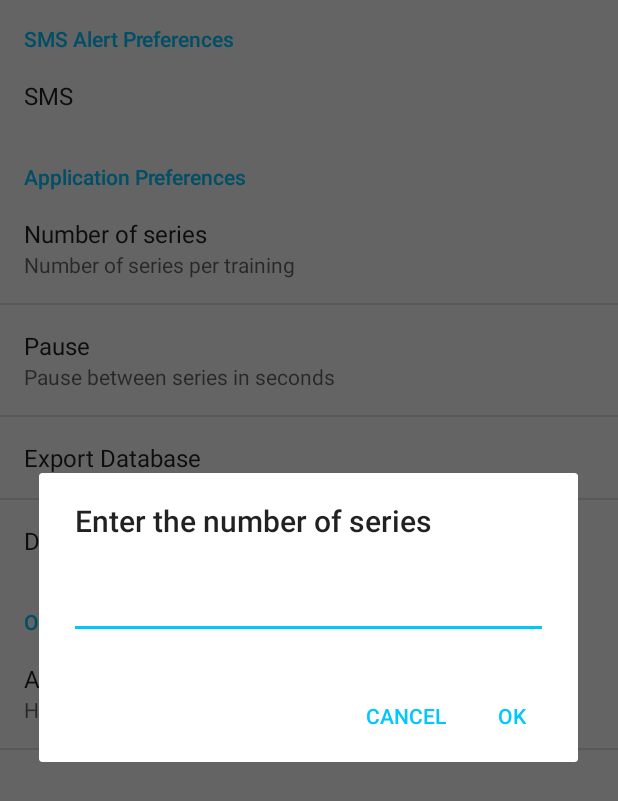
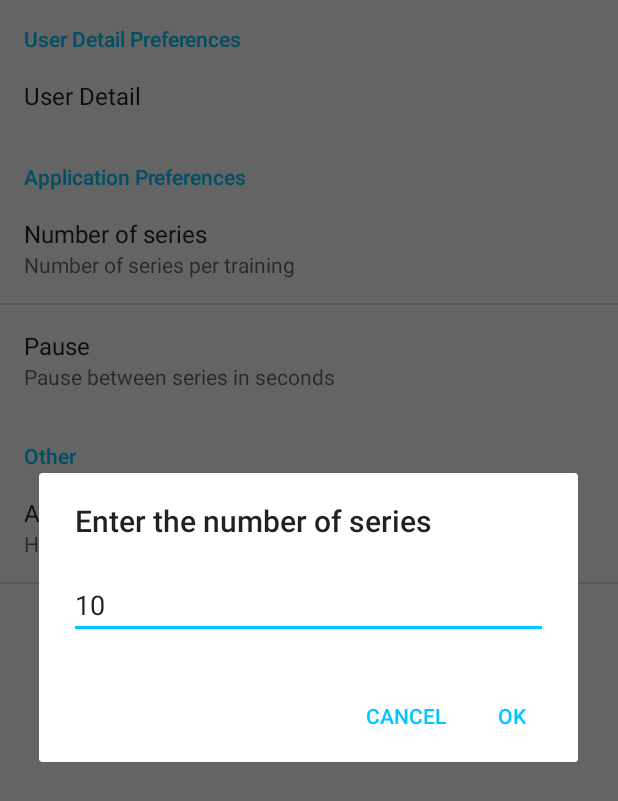
Before and after one commit to troger19/Kliky, an Android app: the MyPreferencesActivity screen opened directly, with no data from a screen before it, after a tap on "Number of series", on a phone screen of 412 x 824 dp. Shown: the top 801 px of the screen. Run offline under Robolectric (Android 15) with nearby library versions, the phone set to English and light mode, and no system bars.

Commit message:
control for editing values

```diff
--- a/app/src/main/java/com/itible/exercise/EmployeeVH.java
+++ b/app/src/main/java/com/itible/exercise/ExerciseVH.java
@@ -7,12 +7,12 @@ import android.widget.TextView;
 import androidx.annotation.NonNull;
 import androidx.recyclerview.widget.RecyclerView;
 
-public class EmployeeVH extends RecyclerView.ViewHolder {
+public class ExerciseVH extends RecyclerView.ViewHolder {
     public TextView txt_max, txt_sum, txt_date, txt_reps;
     public ImageView icon_progress;
 
 
-    public EmployeeVH(@NonNull View itemView) {
+    public ExerciseVH(@NonNull View itemView) {
         super(itemView);
         txt_max = itemView.findViewById(R.id.txt_max);
         txt_sum = itemView.findViewById(R.id.txt_sum);
--- a/app/src/main/java/com/itible/exercise/MyPreferencesActivity.java
+++ b/app/src/main/java/com/itible/exercise/MyPreferencesActivity.java
@@ -17,8 +17,6 @@ public class MyPreferencesActivity extends PreferenceActivity {
     protected void onCreate(Bundle savedInstanceState) {
         super.onCreate(savedInstanceState);
         getFragmentManager().beginTransaction().replace(android.R.id.content, new MyPreferenceFragment()).commit();
-
-        final String action = getIntent().getAction();
     }
 
     public static class MyPreferenceFragment extends PreferenceFragment {
--- a/app/src/main/res/xml/preference.xml
+++ b/app/src/main/res/xml/preference.xml
@@ -1,62 +1,37 @@
 <?xml version="1.0" encoding="utf-8"?>
 <PreferenceScreen xmlns:android="http://schemas.android.com/apk/res/android">
 
-    <PreferenceCategory android:title="SMS Alert Preferences">
-        <PreferenceScreen android:title="SMS">
-
-            <CheckBoxPreference
-                android:key="alarm_preference"
-                android:onClick="deactivate"
-                android:summary="Turn On/OFF sending SMS"
-                android:title="Send SMS" />
+    <PreferenceCategory android:title="User Detail Preferences">
+        <PreferenceScreen android:title="User Detail">
 
             <EditTextPreference
-                android:dialogTitle="Enter the Mobile number"
-                android:inputType="phone"
-                android:key="mobile_number_preference"
-                android:summary="Mobile number to which SMS alert will be send"
-                android:title="Mobile Number" />
-
-            <EditTextPreference
-                android:dialogTitle="Enter the SMS message"
-                android:key="sms_message_preference"
-                android:summary="Text of the SMS alert message"
-                android:title="SMS text" />
+                android:dialogTitle="Enter Username"
+                android:key="username_preference"
+                android:summary="Username which will be used to store the training."
+                android:title="Username" />
 
         </PreferenceScreen>
     </PreferenceCategory>
 
     <PreferenceCategory android:title="Application Preferences">
         <EditTextPreference
+            android:id="@+id/pref_number_of_series"
             android:dialogTitle="Enter the number of series"
             android:inputType="number"
             android:key="number_of_series_preference"
             android:summary="Number of series per training"
-            android:title="Number of series" />
+            android:title="Number of series"
+            android:defaultValue="10" />
 
         <EditTextPreference
             android:dialogTitle="Enter pause in seconds"
             android:inputType="number"
             android:key="pause_preference"
             android:summary="Pause between series in seconds"
-            android:title="Pause" />
-
-        <Preference android:title="Export Database">
-            <intent
-                android:action="export_db"
-                android:targetClass="com.itible.exercise.MyPreferencesActivity"
-                android:targetPackage="com.itible.exercise" />
-        </Preference>
-
-        <Preference android:title="Delete Database">
-            <intent
-                android:action="drop_db"
-                android:targetClass="ccom.itible.exercise.MyPreferencesActivity"
-                android:targetPackage="com.itible.exercise" />
-        </Preference>
+            android:title="Pause"
+            android:defaultValue="60" />
 
     </PreferenceCategory>
-
 
     <PreferenceCategory android:title="Other">
     <PreferenceScreen
```
Also changed, not shown: app/src/main/java/com/itible/exercise/LoadTrainingActivity.java (+0 -17 lines), app/src/main/java/com/itible/exercise/RVAdapter.java (+14 -6 lines), app/src/main/java/com/itible/exercise/fragments/CounterActivity.java (+8 -10 lines), app/src/main/java/com/itible/exercise/util/Util.java (+25 -0 lines), app/src/main/res/layout/custom_kliky.xml (deleted, +0 -101 lines).
